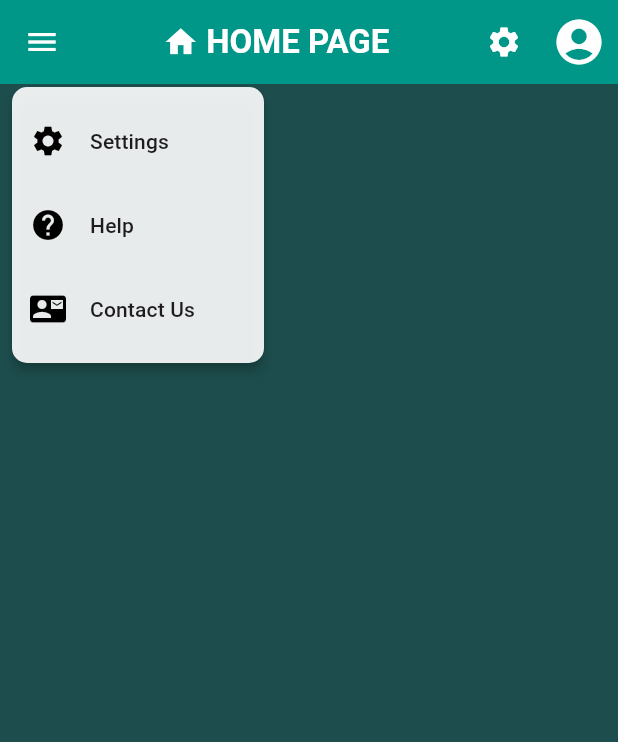
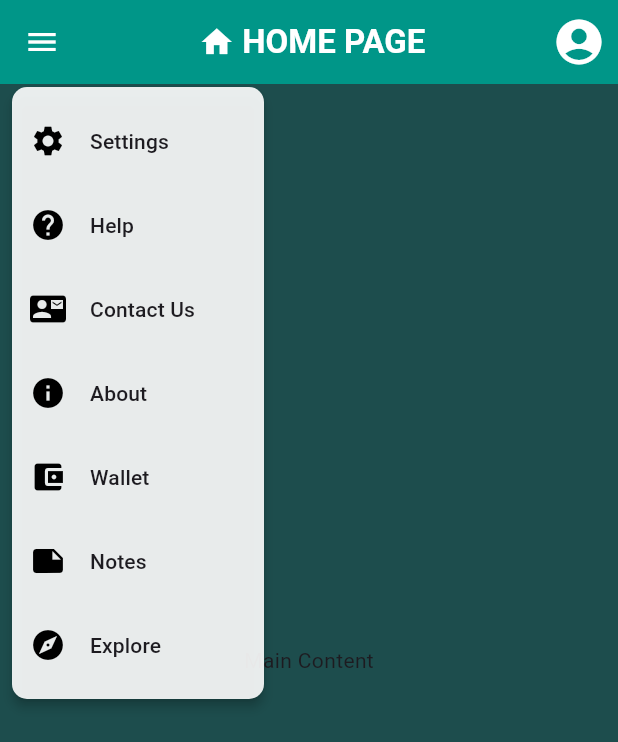
Before and after one commit to Fzzz03/firebase_integration, a Flutter app: the HomePage screen opened by its route, after a tap on the "menu" icon, on a phone screen of 412 x 824 dp. Shown: the top 742 px of the screen. Run offline on Flutter 3.47's test engine with Material 3 defaults, Android fonts, the phone set to English and light mode, and no system bars; our stand-ins replace firebase_auth, firebase_core, google_sign_in; accounts and stored records are empty.

Commit message:
Update home_page.dart

```diff
--- a/lib/home_page.dart
+++ b/lib/home_page.dart
@@ -1,7 +1,7 @@
-
 // ignore_for_file: dead_code, unused_import, unused_local_variable
 
 import 'package:flutter/material.dart';
+import 'profile_page.dart'; // Import your profile page
 import 'zakat_welcome_screen.dart'; // Import your welcome page
 
 class HomePage extends StatelessWidget {
@@ -9,35 +9,12 @@ class HomePage extends StatelessWidget {
 
   @override
   Widget build(BuildContext context) {
-    // Get screen dimensions
-    final Size screenSize = MediaQuery.of(context).size;
-
-    // Check if the screen is considered "small"
-    bool isSmallScreen = screenSize.width < 600;
-
     return Scaffold(
       appBar: AppBar(
-        title: isSmallScreen
-            ? Row(
+        title: Row(
           mainAxisAlignment: MainAxisAlignment.center,
           children: [
-                  const Icon(Icons.home, color: Colors.white), // Home icon
-                  const SizedBox(width: 5),
-                  const Text(
-                    'HOME PAGE',
-                    style: TextStyle(
-                      fontWeight: FontWeight.bold,
-                      color: Colors.white,
-                    ),
-                  ),
-                ],
-              )
-            : Row(
-                mainAxisAlignment: MainAxisAlignment.spaceBetween,
-                children: [
-                  Row(
-                    children: [
-                      const Icon(Icons.home, color: Colors.white), // Home icon
+            const Icon(Icons.home, color: Colors.white),
             const SizedBox(width: 5),
             const Text(
               'HOME PAGE',
@@ -48,142 +25,19 @@ class HomePage extends StatelessWidget {
             ),
           ],
         ),
-                  const Spacer(), // Pushes the list to the right
-                  _buildHeaderList(screenSize), // The list with headings like Home, About, etc.
+        backgroundColor: Theme.of(context).primaryColor,
+        leading: _buildMenuButton(context),
+        actions: [
+          _buildProfileIcon(context),
         ],
       ),
-        backgroundColor: Theme.of(context).primaryColor,
-        actions: [
-          _buildSettingsMenu(context, isSmallScreen), // Updated settings menu
-          _buildProfileIcon(context), // Profile icon on the right corner
-        ],
-        leading: _buildMenuButton(context), // Menu button on the left side
+      backgroundColor: Theme.of(context).scaffoldBackgroundColor,
+      body: Center(
+        child: Text('Main Content'), // Placeholder for main content
       ),
-      backgroundColor: Theme.of(context).scaffoldBackgroundColor,
     );
   }
 
-  // Widget to build the list in the header (only for larger screens)
-  Widget _buildHeaderList(Size screenSize) {
-    return Row(
-      mainAxisAlignment: MainAxisAlignment.center, // Center the list items
-      children: [
-        _HeaderItem(title: 'Home', icon: Icons.home),
-        SizedBox(width: screenSize.width * 0.05),
-        _HeaderItem(title: 'About', icon: Icons.info),
-        SizedBox(width: screenSize.width * 0.05),
-        _HeaderItem(title: 'Explore', icon: Icons.explore),
-        SizedBox(width: screenSize.width * 0.05),
-        _HeaderItem(title: 'Wallet', icon: Icons.account_balance_wallet),
-        SizedBox(width: screenSize.width * 0.05),
-        _HeaderItem(title: 'Notes', icon: Icons.note),
-      ],
-    );
-  }
-
-  // Custom Widget for each header item
-  Widget _HeaderItem({required String title, required IconData icon}) {
-    return Row(
-      children: [
-        Icon(icon, color: Colors.white),
-        const SizedBox(width: 5),
-        Text(
-          title,
-          style: const TextStyle(
-            fontWeight: FontWeight.w500,
-            color: Colors.white,
-            fontSize: 18,
-          ),
-        ),
-      ],
-    );
-  }
-
-  // Updated Settings Menu to include removed header items for smaller screens
-  Widget _buildSettingsMenu(BuildContext context, bool isSmallScreen) {
-    return PopupMenuButton<String>(
-      onSelected: (value) {
-        if (value == 'Settings') {
-          _showSettingsMenu(context);
-        } else if (value == 'Help') {
-          // Handle Help option
-        } else if (value == 'Contact Us') {
-          // Handle Contact Us option
-        }
-      },
-      itemBuilder: (BuildContext context) {
-        return [
-          const PopupMenuItem(
-            value: 'Settings',
-            child: ListTile(
-              leading: Icon(Icons.settings, color: Colors.black),
-              title: Text('Settings'),
-            ),
-          ),
-          const PopupMenuItem(
-            value: 'Help',
-            child: ListTile(
-              leading: Icon(Icons.help, color: Colors.black),
-              title: Text('Help'),
-            ),
-          ),
-          const PopupMenuItem(
-            value: 'Contact Us',
-            child: ListTile(
-              leading: Icon(Icons.contact_mail, color: Colors.black),
-              title: Text('Contact Us'),
-            ),
-          ),
-          if (isSmallScreen) ...[
-            const PopupMenuDivider(),
-            const PopupMenuItem(
-              value: 'Home',
-              child: ListTile(
-                leading: Icon(Icons.home, color: Colors.black),
-                title: Text('Home'),
-              ),
-            ),
-            const PopupMenuItem(
-              value: 'About',
-              child: ListTile(
-                leading: Icon(Icons.info, color: Colors.black),
-                title: Text('About'),
-              ),
-            ),
-            const PopupMenuItem(
-              value: 'Explore',
-              child: ListTile(
-                leading: Icon(Icons.explore, color: Colors.black),
-                title: Text('Explore'),
-              ),
-            ),
-            const PopupMenuItem(
-              value: 'Wallet',
-              child: ListTile(
-                leading: Icon(Icons.account_balance_wallet, color: Colors.black),
-                title: Text('Wallet'),
-              ),
-            ),
-            const PopupMenuItem(
-              value: 'Notes',
-              child: ListTile(
-                leading: Icon(Icons.note, color: Colors.black),
-                title: Text('Notes'),
-              ),
-            ),
-          ],
-        ];
-      },
-      icon: const Icon(Icons.settings, color: Colors.white),
-      offset: const Offset(0, 58),
-      shape: RoundedRectangleBorder(
-        borderRadius: BorderRadius.circular(10),
-      ),
-      color: Colors.white.withOpacity(0.9),
-    );
-  }
-
-  // Method to build the menu button (top-left)
   Widget _buildMenuButton(BuildContext context) {
     return PopupMenuButton<String>(
       onSelected: (value) {
@@ -218,6 +72,34 @@ class HomePage extends StatelessWidget {
               title: Text('Contact Us'),
             ),
           ),
+          const PopupMenuItem(
+            value: 'About',
+            child: ListTile(
+              leading: Icon(Icons.info, color: Colors.black),
+              title: Text('About'),
+            ),
+          ),
+          const PopupMenuItem(
+            value: 'Wallet',
+            child: ListTile(
+              leading: Icon(Icons.account_balance_wallet, color: Colors.black),
+              title: Text('Wallet'),
+            ),
+          ),
+          const PopupMenuItem(
+            value: 'Notes',
+            child: ListTile(
+              leading: Icon(Icons.note, color: Colors.black),
+              title: Text('Notes'),
+            ),
+          ),
+          const PopupMenuItem(
+            value: 'Explore',
+            child: ListTile(
+              leading: Icon(Icons.explore, color: Colors.black),
+              title: Text('Explore'),
+            ),
+          ),
         ];
       },
       icon: const Icon(Icons.menu, color: Colors.white),
@@ -229,14 +111,17 @@ class HomePage extends StatelessWidget {
     );
   }
 
-  // Method to build the profile icon with dropdown (top-right)
   Widget _buildProfileIcon(BuildContext context) {
     return PopupMenuButton<String>(
       onSelected: (value) {
         if (value == 'Sign Out') {
           _showLogoutConfirmation(context);
         } else if (value == 'Edit Profile') {
-          // Handle Edit Profile
+          // Navigate to the Profile Page when "Edit Profile" is clicked
+          Navigator.push(
+            context,
+            MaterialPageRoute(builder: (context) => const ProfilePage()),
+          );
         }
       },
       itemBuilder: (BuildContext context) {
@@ -257,7 +142,7 @@ class HomePage extends StatelessWidget {
           ),
         ];
       },
-      icon: _buildProfileImage(),
+      icon: const Icon(Icons.account_circle, size: 36, color: Colors.white),
       offset: const Offset(0, 58),
       shape: RoundedRectangleBorder(
         borderRadius: BorderRadius.circular(10),
@@ -266,21 +151,30 @@ class HomePage extends StatelessWidget {
     );
   }
 
-  // Method to build profile image
-  Widget _buildProfileImage() {
-    bool hasProfilePicture = false;
+  void _showSettingsMenu(BuildContext context) {
+    RenderBox renderBox = context.findRenderObject() as RenderBox;
+    Offset offset = renderBox.localToGlobal(Offset.zero);
 
-    if (hasProfilePicture) {
-      return const CircleAvatar(
-        backgroundImage: NetworkImage('https://example.com/profile_picture.jpg'),
-        radius: 18,
+    showMenu(
+      context: context,
+      position: RelativeRect.fromLTRB(offset.dx, offset.dy + 60, 0, 0),
+      items: [
+        const PopupMenuItem<String>(
+          value: 'Theme',
+          child: ListTile(
+            title: Text('Theme'),
+          ),
+        ),
+        const PopupMenuItem<String>(
+          value: 'Privacy',
+          child: ListTile(
+            title: Text('Privacy and Security'),
+          ),
+        ),
+      ],
     );
-    } else {
-      return const Icon(Icons.account_circle, size: 36, color: Colors.white);
-    }
   }
 
-  // Method to show logout confirmation dialog
   void _showLogoutConfirmation(BuildContext context) {
     showDialog(
       context: context,
```
Lines whose indentation alone changed are shown as unchanged.
